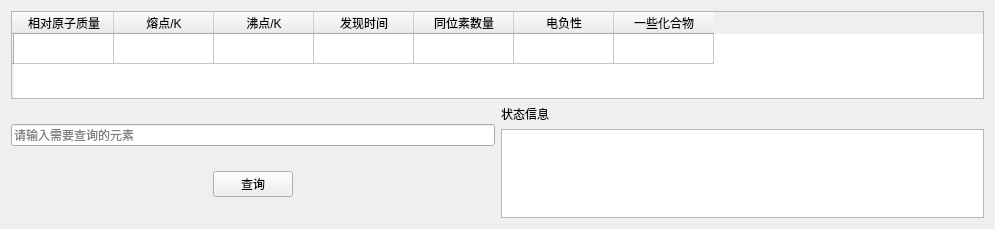
This is searchelement.ui in drdrdrdrdrdrdrdr/element-search-tool as Qt 5 draws it before an edit. The edited form follows.
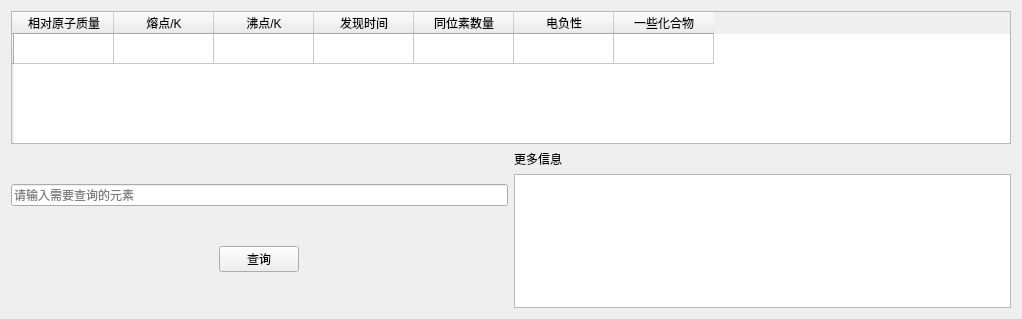
This is the edited form.

```diff
--- a/searchelement.ui
+++ b/searchelement.ui
@@ -6,8 +6,8 @@
    <rect>
     <x>0</x>
     <y>0</y>
-    <width>995</width>
-    <height>229</height>
+    <width>1022</width>
+    <height>319</height>
    </rect>
   </property>
   <property name="windowTitle">
@@ -114,7 +114,7 @@
        <item>
         <widget class="QLabel" name="label">
          <property name="text">
-          <string>状态信息</string>
+          <string>更多信息</string>
          </property>
         </widget>
        </item>
```
